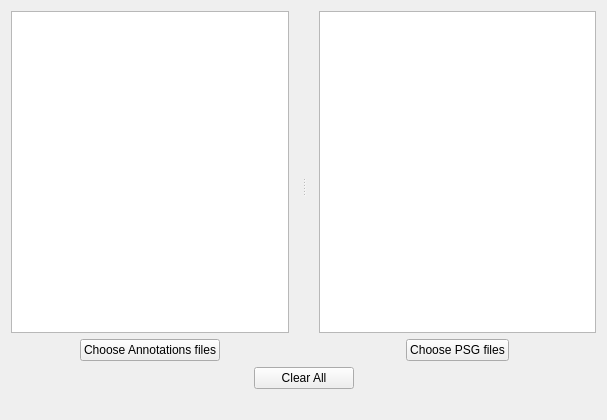
The window that modules/CEAMSModules/EDFAnnotationsReader/Ui_EDFAnnotationsReaderSettingsView.ui (SnoozToolbox/snooz-package-ceams) describes before a commit, drawn with Qt 5.
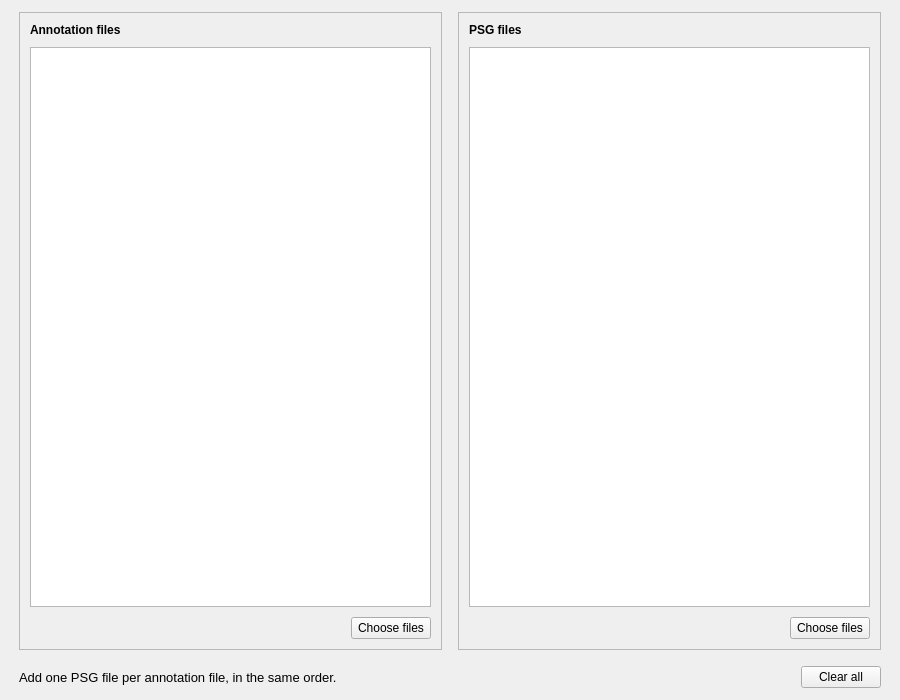
The same window after the commit.

Commit message: Import Annotations from EDF+: redesigned pages (tool 2.1.2, module 2.0.2)

Patch:
```diff
--- a/modules/CEAMSModules/EDFAnnotationsReader/Ui_EDFAnnotationsReaderSettingsView.ui
+++ b/modules/CEAMSModules/EDFAnnotationsReader/Ui_EDFAnnotationsReaderSettingsView.ui
@@ -6,26 +6,73 @@
    <rect>
     <x>0</x>
     <y>0</y>
-    <width>607</width>
-    <height>420</height>
+    <width>900</width>
+    <height>700</height>
    </rect>
   </property>
   <property name="windowTitle">
    <string/>
   </property>
-  <layout class="QVBoxLayout" name="verticalLayout_4">
-   <item>
-    <layout class="QVBoxLayout" name="verticalLayout_3">
-     <item>
-      <widget class="QSplitter" name="splitter">
-       <property name="orientation">
-        <enum>Qt::Horizontal</enum>
-       </property>
-       <property name="handleWidth">
-        <number>30</number>
-       </property>
-       <widget class="QWidget" name="layoutWidget">
         <layout class="QVBoxLayout" name="verticalLayout">
+   <property name="spacing">
+    <number>16</number>
+   </property>
+   <property name="leftMargin">
+    <number>19</number>
+   </property>
+   <property name="topMargin">
+    <number>12</number>
+   </property>
+   <property name="rightMargin">
+    <number>19</number>
+   </property>
+   <property name="bottomMargin">
+    <number>12</number>
+   </property>
+   <item>
+    <layout class="QHBoxLayout" name="files_cards_layout" stretch="1,1">
+     <property name="spacing">
+      <number>16</number>
+     </property>
+     <item>
+      <widget class="QFrame" name="annot_files_card">
+       <property name="frameShape">
+        <enum>QFrame::Shape::StyledPanel</enum>
+       </property>
+       <property name="frameShadow">
+        <enum>QFrame::Shadow::Raised</enum>
+       </property>
+       <layout class="QVBoxLayout" name="annot_files_card_layout">
+        <property name="spacing">
+         <number>10</number>
+        </property>
+        <property name="leftMargin">
+         <number>10</number>
+        </property>
+        <property name="topMargin">
+         <number>10</number>
+        </property>
+        <property name="rightMargin">
+         <number>10</number>
+        </property>
+        <property name="bottomMargin">
+         <number>10</number>
+        </property>
+        <item>
+         <widget class="QLabel" name="annot_files_title_label">
+          <property name="font">
+           <font>
+            <bold>true</bold>
+           </font>
+          </property>
+          <property name="toolTip">
+           <string>The EDF+ files with the annotations to import (EDF Annotations signal).</string>
+          </property>
+          <property name="text">
+           <string>Annotation files</string>
+          </property>
+         </widget>
+        </item>
          <item>
           <widget class="QTableWidget" name="tableWidget_files">
            <property name="verticalScrollBarPolicy">
@@ -58,7 +105,10 @@
           </widget>
          </item>
          <item>
-          <layout class="QHBoxLayout" name="horizontalLayout">
+         <layout class="QHBoxLayout" name="annot_files_buttons_layout" stretch="1,0">
+          <property name="spacing">
+           <number>8</number>
+          </property>
            <item>
             <spacer name="horizontalSpacer">
              <property name="orientation">
@@ -74,36 +124,55 @@
            </item>
            <item>
             <widget class="QPushButton" name="pushButton_choose">
-             <property name="maximumSize">
-              <size>
-               <width>16777215</width>
-               <height>16777215</height>
-              </size>
-             </property>
              <property name="text">
-              <string>Choose Annotations files</string>
+             <string>Choose files</string>
              </property>
             </widget>
            </item>
-           <item>
-            <spacer name="horizontalSpacer_3">
-             <property name="orientation">
-              <enum>Qt::Horizontal</enum>
-             </property>
-             <property name="sizeHint" stdset="0">
-              <size>
-               <width>40</width>
-               <height>20</height>
-              </size>
-             </property>
-            </spacer>
-           </item>
           </layout>
          </item>
         </layout>
        </widget>
-       <widget class="QWidget" name="layoutWidget">
-        <layout class="QVBoxLayout" name="verticalLayout_2">
+     </item>
+     <item>
+      <widget class="QFrame" name="psg_files_card">
+       <property name="frameShape">
+        <enum>QFrame::Shape::StyledPanel</enum>
+       </property>
+       <property name="frameShadow">
+        <enum>QFrame::Shadow::Raised</enum>
+       </property>
+       <layout class="QVBoxLayout" name="psg_files_card_layout">
+        <property name="spacing">
+         <number>10</number>
+        </property>
+        <property name="leftMargin">
+         <number>10</number>
+        </property>
+        <property name="topMargin">
+         <number>10</number>
+        </property>
+        <property name="rightMargin">
+         <number>10</number>
+        </property>
+        <property name="bottomMargin">
+         <number>10</number>
+        </property>
+        <item>
+         <widget class="QLabel" name="psg_files_title_label">
+          <property name="font">
+           <font>
+            <bold>true</bold>
+           </font>
+          </property>
+          <property name="toolTip">
+           <string>The PSG signal file (EDF or EDF+) of each annotation file, in the same order. It gives the start time of the recording; the annotations are added to its accessory file (.tsv).</string>
+          </property>
+          <property name="text">
+           <string>PSG files</string>
+          </property>
+         </widget>
+        </item>
          <item>
           <widget class="QTableWidget" name="tableWidget_psg_files">
            <property name="editTriggers">
@@ -112,7 +181,10 @@
           </widget>
          </item>
          <item>
-          <layout class="QHBoxLayout" name="horizontalLayout_2">
+         <layout class="QHBoxLayout" name="psg_files_buttons_layout" stretch="1,0">
+          <property name="spacing">
+           <number>8</number>
+          </property>
            <item>
             <spacer name="horizontalSpacer_4">
              <property name="orientation">
@@ -129,95 +201,48 @@
            <item>
             <widget class="QPushButton" name="pushButton_choose_psg">
              <property name="text">
-              <string>Choose PSG files</string>
+             <string>Choose files</string>
              </property>
             </widget>
            </item>
-           <item>
-            <spacer name="horizontalSpacer_2">
-             <property name="orientation">
-              <enum>Qt::Horizontal</enum>
-             </property>
-             <property name="sizeHint" stdset="0">
-              <size>
-               <width>40</width>
-               <height>20</height>
-              </size>
-             </property>
-            </spacer>
-           </item>
           </layout>
          </item>
         </layout>
        </widget>
-      </widget>
      </item>
+    </layout>
+   </item>
      <item>
-      <layout class="QHBoxLayout" name="horizontalLayout_3">
+    <layout class="QHBoxLayout" name="clear_layout" stretch="1,0">
+     <property name="spacing">
+      <number>8</number>
+     </property>
        <item>
-        <spacer name="horizontalSpacer_5">
-         <property name="orientation">
-          <enum>Qt::Horizontal</enum>
-         </property>
-         <property name="sizeHint" stdset="0">
-          <size>
-           <width>40</width>
-           <height>20</height>
-          </size>
-         </property>
-        </spacer>
+      <widget class="QLabel" name="order_help_label">
+       <property name="font">
+        <font>
+         <pointsize>10</pointsize>
+        </font>
+       </property>
+       <property name="text">
+        <string>Add one PSG file per annotation file, in the same order.</string>
+       </property>
+       <property name="wordWrap">
+        <bool>true</bool>
+       </property>
+       <property name="variant" stdset="0">
+        <string notr="true">help</string>
+       </property>
+      </widget>
        </item>
        <item>
         <widget class="QPushButton" name="pushButton_clear">
-         <property name="minimumSize">
-          <size>
-           <width>100</width>
-           <height>0</height>
-          </size>
-         </property>
-         <property name="maximumSize">
-          <size>
-           <width>100</width>
-           <height>16777215</height>
-          </size>
-         </property>
          <property name="text">
-          <string>Clear All</string>
+        <string>Clear all</string>
          </property>
         </widget>
        </item>
-       <item>
-        <spacer name="horizontalSpacer_6">
-         <property name="orientation">
-          <enum>Qt::Horizontal</enum>
-         </property>
-         <property name="sizeHint" stdset="0">
-          <size>
-           <width>40</width>
-           <height>20</height>
-          </size>
-         </property>
-        </spacer>
-       </item>
-      </layout>
-     </item>
-    </layout>
-   </item>
-   <item>
-    <spacer name="verticalSpacer">
-     <property name="orientation">
-      <enum>Qt::Vertical</enum>
-     </property>
-     <property name="sizeType">
-      <enum>QSizePolicy::Fixed</enum>
-     </property>
-     <property name="sizeHint" stdset="0">
-      <size>
-       <width>20</width>
-       <height>20</height>
-      </size>
-     </property>
-    </spacer>
+    </layout>
    </item>
   </layout>
  </widget>
```
Left out of the diff: 12 changed lines with no effect on the pictures. Lines whose indentation alone changed are shown as unchanged. The commit also changes 7 other files.
